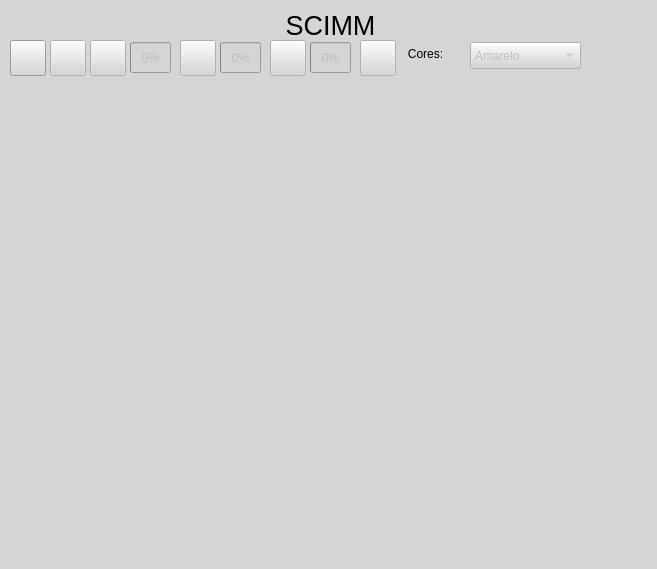
This is SCIMM/janelaprincipal.ui in schirrel/SCIMM as Qt 5 draws it before an edit. The edited form follows.
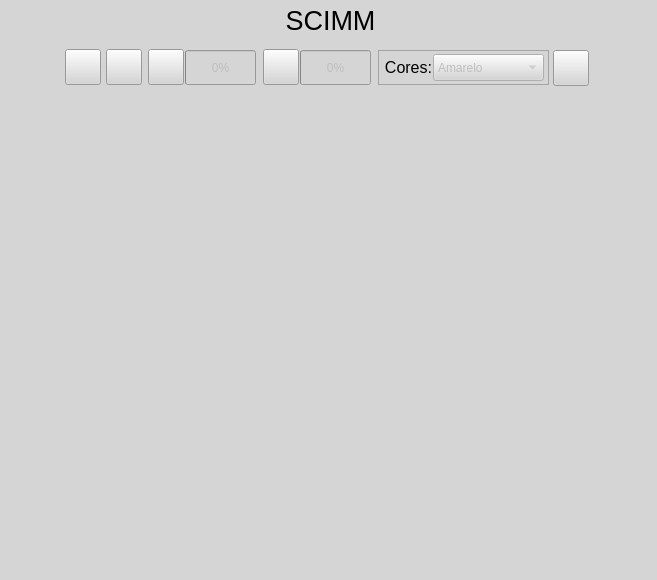
This is the edited form. Icons and pictures are not drawn.

The edit to the form file:
```diff
--- a/SCIMM/janelaprincipal.ui
+++ b/SCIMM/janelaprincipal.ui
@@ -10,7 +10,7 @@
     <x>0</x>
     <y>0</y>
     <width>657</width>
-    <height>569</height>
+    <height>580</height>
    </rect>
   </property>
   <property name="windowTitle">
@@ -41,7 +41,7 @@
       <x>0</x>
       <y>0</y>
       <width>661</width>
-      <height>50</height>
+      <height>41</height>
      </rect>
     </property>
     <property name="font">
@@ -58,12 +58,12 @@
    </widget>
    <widget class="QPushButton" name="BT_CA_INICIAR">
     <property name="enabled">
-     <bool>false</bool>
+     <bool>true</bool>
     </property>
     <property name="geometry">
      <rect>
-      <x>270</x>
-      <y>40</y>
+      <x>263</x>
+      <y>49</y>
       <width>36</width>
       <height>36</height>
      </rect>
@@ -83,10 +83,13 @@
     </property>
    </widget>
    <widget class="QPushButton" name="BT_CA_INICIAR_CAM">
+    <property name="enabled">
+     <bool>true</bool>
+    </property>
     <property name="geometry">
      <rect>
-      <x>10</x>
-      <y>40</y>
+      <x>65</x>
+      <y>49</y>
       <width>36</width>
       <height>36</height>
      </rect>
@@ -117,94 +120,30 @@
      <bool>false</bool>
     </property>
    </widget>
-   <widget class="QProgressBar" name="PB_EXTRAIR">
-    <property name="enabled">
-     <bool>false</bool>
-    </property>
-    <property name="geometry">
-     <rect>
-      <x>220</x>
-      <y>42</y>
-      <width>41</width>
-      <height>31</height>
-     </rect>
-    </property>
-    <property name="value">
-     <number>0</number>
-    </property>
-   </widget>
    <widget class="QProgressBar" name="PROGRESS_CA">
     <property name="enabled">
      <bool>false</bool>
     </property>
     <property name="geometry">
      <rect>
-      <x>310</x>
-      <y>42</y>
-      <width>41</width>
-      <height>31</height>
+      <x>300</x>
+      <y>50</y>
+      <width>71</width>
+      <height>35</height>
      </rect>
     </property>
     <property name="value">
      <number>0</number>
     </property>
    </widget>
-   <widget class="QComboBox" name="CB_CA_CORES">
-    <property name="enabled">
-     <bool>false</bool>
-    </property>
-    <property name="geometry">
-     <rect>
-      <x>470</x>
-      <y>42</y>
-      <width>111</width>
-      <height>27</height>
-     </rect>
-    </property>
-    <item>
-     <property name="text">
-      <string>Amarelo</string>
-     </property>
-    </item>
-    <item>
-     <property name="text">
-      <string>Azul</string>
-     </property>
-    </item>
-    <item>
-     <property name="text">
-      <string>Verde</string>
-     </property>
-    </item>
-    <item>
-     <property name="text">
-      <string>Vermelho</string>
-     </property>
-    </item>
-    <item>
-     <property name="text">
-      <string>Laranja</string>
-     </property>
-    </item>
-    <item>
-     <property name="text">
-      <string>Rosa</string>
-     </property>
-    </item>
-    <item>
-     <property name="text">
-      <string>Roxo</string>
-     </property>
-    </item>
-   </widget>
    <widget class="QPushButton" name="BT_CA_FINALIZAR">
     <property name="enabled">
-     <bool>false</bool>
+     <bool>true</bool>
     </property>
     <property name="geometry">
      <rect>
-      <x>360</x>
-      <y>40</y>
+      <x>553</x>
+      <y>50</y>
       <width>36</width>
       <height>36</height>
      </rect>
@@ -223,30 +162,14 @@
      </size>
     </property>
    </widget>
-   <widget class="QLabel" name="label_9">
-    <property name="geometry">
-     <rect>
-      <x>400</x>
-      <y>45</y>
-      <width>51</width>
-      <height>17</height>
-     </rect>
-    </property>
-    <property name="text">
-     <string>Cores:</string>
-    </property>
-    <property name="alignment">
-     <set>Qt::AlignCenter</set>
-    </property>
-   </widget>
    <widget class="QPushButton" name="BT_FUNDO">
     <property name="enabled">
-     <bool>false</bool>
+     <bool>true</bool>
     </property>
     <property name="geometry">
      <rect>
-      <x>90</x>
-      <y>40</y>
+      <x>148</x>
+      <y>49</y>
       <width>36</width>
       <height>36</height>
      </rect>
@@ -265,68 +188,16 @@
      </size>
     </property>
    </widget>
-   <widget class="QPushButton" name="BT_EXTRAIR">
-    <property name="enabled">
-     <bool>false</bool>
-    </property>
-    <property name="geometry">
-     <rect>
-      <x>180</x>
-      <y>40</y>
-      <width>36</width>
-      <height>36</height>
-     </rect>
-    </property>
-    <property name="text">
-     <string/>
-    </property>
-    <property name="icon">
-     <iconset>
-      <normaloff>extrair.png</normaloff>extrair.png</iconset>
-    </property>
-    <property name="iconSize">
-     <size>
-      <width>28</width>
-      <height>28</height>
-     </size>
-    </property>
-   </widget>
-   <widget class="QPushButton" name="BT_CONFIGURAR">
-    <property name="enabled">
-     <bool>false</bool>
-    </property>
-    <property name="geometry">
-     <rect>
-      <x>50</x>
-      <y>40</y>
-      <width>36</width>
-      <height>36</height>
-     </rect>
-    </property>
-    <property name="text">
-     <string/>
-    </property>
-    <property name="icon">
-     <iconset>
-      <normaloff>configuracao.png</normaloff>configuracao.png</iconset>
-    </property>
-    <property name="iconSize">
-     <size>
-      <width>28</width>
-      <height>28</height>
-     </size>
-    </property>
-   </widget>
    <widget class="QProgressBar" name="PB_FUNDO">
     <property name="enabled">
      <bool>false</bool>
     </property>
     <property name="geometry">
      <rect>
-      <x>130</x>
-      <y>42</y>
-      <width>41</width>
-      <height>31</height>
+      <x>185</x>
+      <y>50</y>
+      <width>71</width>
+      <height>35</height>
      </rect>
     </property>
     <property name="value">
@@ -336,8 +207,8 @@
    <widget class="QLabel" name="IMAGEM">
     <property name="geometry">
      <rect>
-      <x>10</x>
-      <y>90</y>
+      <x>8</x>
+      <y>100</y>
       <width>741</width>
       <height>461</height>
      </rect>
@@ -349,6 +220,108 @@
      <string/>
     </property>
    </widget>
+   <widget class="QPushButton" name="BT_CONFIGURAR">
+    <property name="geometry">
+     <rect>
+      <x>106</x>
+      <y>49</y>
+      <width>36</width>
+      <height>36</height>
+     </rect>
+    </property>
+    <property name="text">
+     <string/>
+    </property>
+   </widget>
+   <widget class="QFrame" name="frame">
+    <property name="geometry">
+     <rect>
+      <x>378</x>
+      <y>50</y>
+      <width>171</width>
+      <height>35</height>
+     </rect>
+    </property>
+    <property name="frameShape">
+     <enum>QFrame::StyledPanel</enum>
+    </property>
+    <property name="frameShadow">
+     <enum>QFrame::Raised</enum>
+    </property>
+    <widget class="QLabel" name="label_9">
+     <property name="geometry">
+      <rect>
+       <x>6</x>
+       <y>9</y>
+       <width>49</width>
+       <height>17</height>
+      </rect>
+     </property>
+     <property name="font">
+      <font>
+       <pointsize>12</pointsize>
+      </font>
+     </property>
+     <property name="text">
+      <string>Cores:</string>
+     </property>
+     <property name="alignment">
+      <set>Qt::AlignCenter</set>
+     </property>
+    </widget>
+    <widget class="QComboBox" name="CB_CA_CORES">
+     <property name="enabled">
+      <bool>false</bool>
+     </property>
+     <property name="geometry">
+      <rect>
+       <x>55</x>
+       <y>4</y>
+       <width>111</width>
+       <height>27</height>
+      </rect>
+     </property>
+     <item>
+      <property name="text">
+       <string>Amarelo</string>
+      </property>
+     </item>
+     <item>
+      <property name="text">
+       <string>Azul</string>
+      </property>
+     </item>
+     <item>
+      <property name="text">
+       <string>Verde</string>
+      </property>
+     </item>
+     <item>
+      <property name="text">
+       <string>Vermelho</string>
+      </property>
+     </item>
+     <item>
+      <property name="text">
+       <string>Laranja</string>
+      </property>
+     </item>
+     <item>
+      <property name="text">
+       <string>Rosa</string>
+      </property>
+     </item>
+     <item>
+      <property name="text">
+       <string>Roxo</string>
+      </property>
+     </item>
+    </widget>
+    <zorder>label_9</zorder>
+    <zorder>CB_CA_CORES</zorder>
+    <zorder>BT_CA_FINALIZAR</zorder>
+    <zorder>label_6</zorder>
+   </widget>
   </widget>
   <action name="actionManual">
    <property name="text">
```
